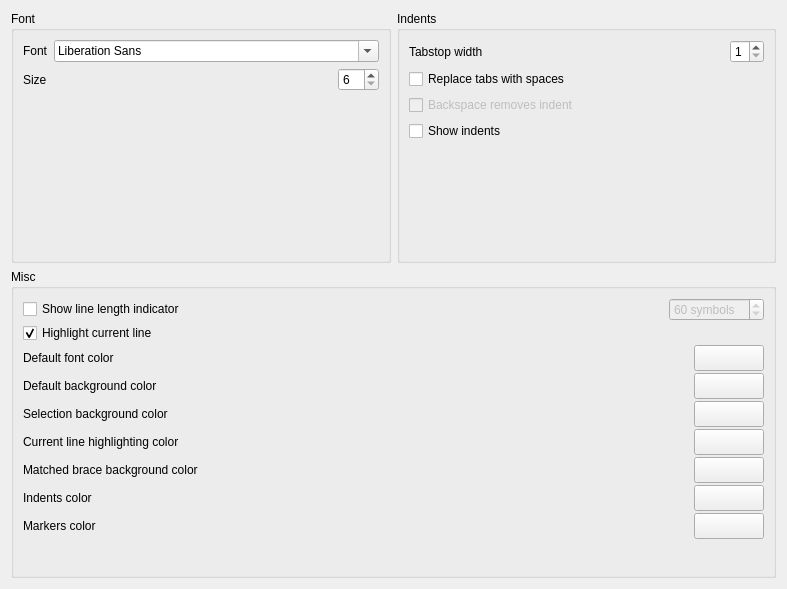
This is src/app/ui/forms/EditorSettingsPage.ui in Mezomish/juffed as Qt 5 draws it before an edit. The edited form follows.
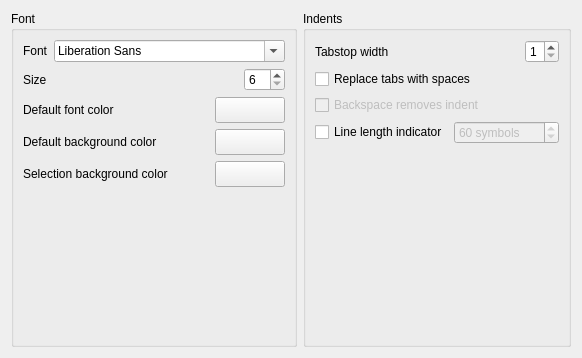
This is the edited form.

Diff of the .ui file:
```diff
--- a/src/app/ui/forms/EditorSettingsPage.ui
+++ b/src/app/ui/forms/EditorSettingsPage.ui
@@ -6,8 +6,8 @@
    <rect>
     <x>0</x>
     <y>0</y>
-    <width>787</width>
-    <height>589</height>
+    <width>582</width>
+    <height>358</height>
    </rect>
   </property>
   <property name="windowTitle">
@@ -69,7 +69,7 @@
         </property>
        </widget>
       </item>
-      <item row="2" column="1">
+      <item row="5" column="1">
        <spacer name="verticalSpacer_2">
         <property name="orientation">
          <enum>Qt::Vertical</enum>
@@ -82,6 +82,96 @@
         </property>
        </spacer>
       </item>
+      <item row="2" column="0" colspan="3">
+       <layout class="QHBoxLayout" name="horizontalLayout_2">
+        <item>
+         <widget class="QLabel" name="label_6">
+          <property name="text">
+           <string>Default font color</string>
+          </property>
+         </widget>
+        </item>
+        <item>
+         <widget class="QPushButton" name="fontColorBtn">
+          <property name="minimumSize">
+           <size>
+            <width>40</width>
+            <height>26</height>
+           </size>
+          </property>
+          <property name="maximumSize">
+           <size>
+            <width>70</width>
+            <height>26</height>
+           </size>
+          </property>
+          <property name="text">
+           <string/>
+          </property>
+         </widget>
+        </item>
+       </layout>
+      </item>
+      <item row="3" column="0" colspan="3">
+       <layout class="QHBoxLayout" name="horizontalLayout">
+        <item>
+         <widget class="QLabel" name="label_7">
+          <property name="text">
+           <string>Default background color</string>
+          </property>
+         </widget>
+        </item>
+        <item>
+         <widget class="QPushButton" name="bgColorBtn">
+          <property name="minimumSize">
+           <size>
+            <width>40</width>
+            <height>26</height>
+           </size>
+          </property>
+          <property name="maximumSize">
+           <size>
+            <width>70</width>
+            <height>26</height>
+           </size>
+          </property>
+          <property name="text">
+           <string/>
+          </property>
+         </widget>
+        </item>
+       </layout>
+      </item>
+      <item row="4" column="0" colspan="3">
+       <layout class="QHBoxLayout" name="horizontalLayout_6">
+        <item>
+         <widget class="QLabel" name="label_10">
+          <property name="text">
+           <string>Selection background color</string>
+          </property>
+         </widget>
+        </item>
+        <item>
+         <widget class="QPushButton" name="selectionBgColorBtn">
+          <property name="minimumSize">
+           <size>
+            <width>40</width>
+            <height>26</height>
+           </size>
+          </property>
+          <property name="maximumSize">
+           <size>
+            <width>70</width>
+            <height>26</height>
+           </size>
+          </property>
+          <property name="text">
+           <string/>
+          </property>
+         </widget>
+        </item>
+       </layout>
+      </item>
      </layout>
     </widget>
    </item>
@@ -151,38 +241,6 @@
        </widget>
       </item>
       <item>
-       <widget class="QCheckBox" name="showIndentsChk">
-        <property name="text">
-         <string>Show indents</string>
-        </property>
-       </widget>
-      </item>
-      <item>
-       <spacer name="verticalSpacer_3">
-        <property name="orientation">
-         <enum>Qt::Vertical</enum>
-        </property>
-        <property name="sizeHint" stdset="0">
-         <size>
-          <width>20</width>
-          <height>40</height>
-         </size>
-        </property>
-       </spacer>
-      </item>
-     </layout>
-    </widget>
-   </item>
-   <item row="1" column="0" colspan="2">
-    <widget class="QGroupBox" name="groupBox_3">
-     <property name="title">
-      <string>Misc</string>
-     </property>
-     <layout class="QVBoxLayout" name="verticalLayout">
-      <property name="spacing">
-       <number>2</number>
-      </property>
-      <item>
        <layout class="QHBoxLayout">
         <property name="spacing">
          <number>6</number>
@@ -193,23 +251,10 @@
         <item>
          <widget class="QCheckBox" name="showLineLengthChk">
           <property name="text">
-           <string>Show line length indicator</string>
+           <string>Line length indicator</string>
           </property>
          </widget>
         </item>
-        <item>
-         <spacer>
-          <property name="orientation">
-           <enum>Qt::Horizontal</enum>
-          </property>
-          <property name="sizeHint" stdset="0">
-           <size>
-            <width>40</width>
-            <height>20</height>
-           </size>
-          </property>
-         </spacer>
-        </item>
         <item>
          <widget class="QSpinBox" name="lineLengthSpin">
           <property name="enabled">
@@ -232,258 +277,14 @@
        </layout>
       </item>
       <item>
-       <widget class="QCheckBox" name="hlCurLineChk">
-        <property name="text">
-         <string>Highlight current line</string>
-        </property>
-        <property name="checked">
-         <bool>true</bool>
-        </property>
-        <property name="tristate">
-         <bool>false</bool>
-        </property>
-       </widget>
-      </item>
-      <item>
-       <layout class="QHBoxLayout" name="horizontalLayout_2">
-        <item>
-         <widget class="QLabel" name="label_6">
-          <property name="text">
-           <string>Default font color</string>
-          </property>
-         </widget>
-        </item>
-        <item>
-         <widget class="QPushButton" name="fontColorBtn">
-          <property name="minimumSize">
-           <size>
-            <width>40</width>
-            <height>26</height>
-           </size>
-          </property>
-          <property name="maximumSize">
-           <size>
-            <width>70</width>
-            <height>26</height>
-           </size>
-          </property>
-          <property name="text">
-           <string/>
-          </property>
-         </widget>
-        </item>
-       </layout>
-      </item>
-      <item>
-       <layout class="QHBoxLayout" name="horizontalLayout">
-        <item>
-         <widget class="QLabel" name="label_7">
-          <property name="text">
-           <string>Default background color</string>
-          </property>
-         </widget>
-        </item>
-        <item>
-         <widget class="QPushButton" name="bgColorBtn">
-          <property name="minimumSize">
-           <size>
-            <width>40</width>
-            <height>26</height>
-           </size>
-          </property>
-          <property name="maximumSize">
-           <size>
-            <width>70</width>
-            <height>26</height>
-           </size>
-          </property>
-          <property name="text">
-           <string/>
-          </property>
-         </widget>
-        </item>
-       </layout>
-      </item>
-      <item>
-       <layout class="QHBoxLayout" name="horizontalLayout_6">
-        <item>
-         <widget class="QLabel" name="label_10">
-          <property name="text">
-           <string>Selection background color</string>
-          </property>
-         </widget>
-        </item>
-        <item>
-         <widget class="QPushButton" name="selectionBgColorBtn">
-          <property name="minimumSize">
-           <size>
-            <width>40</width>
-            <height>26</height>
-           </size>
-          </property>
-          <property name="maximumSize">
-           <size>
-            <width>70</width>
-            <height>26</height>
-           </size>
-          </property>
-          <property name="text">
-           <string/>
-          </property>
-         </widget>
-        </item>
-       </layout>
-      </item>
-      <item>
-       <layout class="QHBoxLayout">
-        <property name="spacing">
-         <number>6</number>
-        </property>
-        <property name="margin">
-         <number>0</number>
-        </property>
-        <item>
-         <widget class="QLabel" name="label_5">
-          <property name="text">
-           <string>Current line highlighting color</string>
-          </property>
-         </widget>
-        </item>
-        <item>
-         <widget class="QPushButton" name="curLineColorBtn">
-          <property name="minimumSize">
-           <size>
-            <width>40</width>
-            <height>26</height>
-           </size>
-          </property>
-          <property name="maximumSize">
-           <size>
-            <width>70</width>
-            <height>26</height>
-           </size>
-          </property>
-          <property name="text">
-           <string/>
-          </property>
-         </widget>
-        </item>
-       </layout>
-      </item>
-      <item>
-       <layout class="QHBoxLayout" name="horizontalLayout_3">
-        <item>
-         <widget class="QLabel" name="label_8">
-          <property name="text">
-           <string>Matched brace background color</string>
-          </property>
-         </widget>
-        </item>
-        <item>
-         <widget class="QPushButton" name="braceColorBtn">
-          <property name="minimumSize">
-           <size>
-            <width>40</width>
-            <height>26</height>
-           </size>
-          </property>
-          <property name="maximumSize">
-           <size>
-            <width>70</width>
-            <height>26</height>
-           </size>
-          </property>
-          <property name="text">
-           <string/>
-          </property>
-         </widget>
-        </item>
-       </layout>
-      </item>
-      <item>
-       <layout class="QHBoxLayout" name="horizontalLayout_4">
-        <item>
-         <widget class="QLabel" name="label_9">
-          <property name="text">
-           <string>Indents color</string>
-          </property>
-         </widget>
-        </item>
-        <item>
-         <widget class="QPushButton" name="indentColorBtn">
-          <property name="minimumSize">
-           <size>
-            <width>40</width>
-            <height>26</height>
-           </size>
-          </property>
-          <property name="maximumSize">
-           <size>
-            <width>70</width>
-            <height>26</height>
-           </size>
-          </property>
-          <property name="text">
-           <string/>
-          </property>
-         </widget>
-        </item>
-       </layout>
-      </item>
-      <item>
-       <layout class="QHBoxLayout">
-        <property name="spacing">
-         <number>6</number>
-        </property>
-        <property name="margin">
-         <number>0</number>
-        </property>
-        <item>
-         <widget class="QLabel" name="label_4">
-          <property name="text">
-           <string>Markers color</string>
-          </property>
-         </widget>
-        </item>
-        <item>
-         <widget class="QPushButton" name="markerColorBtn">
-          <property name="minimumSize">
-           <size>
-            <width>40</width>
-            <height>26</height>
-           </size>
-          </property>
-          <property name="maximumSize">
-           <size>
-            <width>70</width>
-            <height>26</height>
-           </size>
-          </property>
-          <property name="text">
-           <string/>
-          </property>
-          <property name="iconSize">
-           <size>
-            <width>100</width>
-            <height>100</height>
-           </size>
-          </property>
-          <property name="flat">
-           <bool>false</bool>
-          </property>
-         </widget>
-        </item>
-       </layout>
-      </item>
-      <item>
-       <spacer name="verticalSpacer">
+       <spacer name="verticalSpacer_3">
         <property name="orientation">
          <enum>Qt::Vertical</enum>
         </property>
         <property name="sizeHint" stdset="0">
          <size>
           <width>20</width>
-          <height>27</height>
+          <height>40</height>
          </size>
         </property>
        </spacer>
```
Left out of the diff: 32 changed lines with no effect on the pictures.
